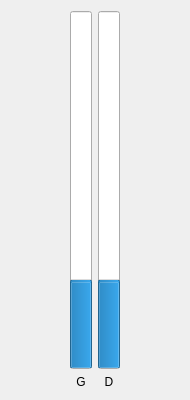
Qt form src/saturationwidget.ui (cinemaouvert/OPP) before a commit.
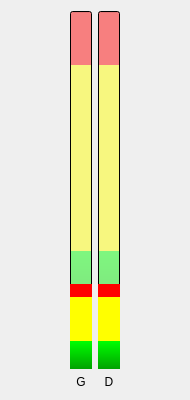
The same form after that commit.

The edit to the form file:
```diff
--- a/src/saturationwidget.ui
+++ b/src/saturationwidget.ui
@@ -13,6 +13,13 @@
   <property name="windowTitle">
    <string>Form</string>
   </property>
+  <property name="autoFillBackground">
+   <bool>true</bool>
+  </property>
+  <property name="styleSheet">
+   <string notr="true">QProgressBar{background:QLinearGradient(spread:pad, x1:1, y1:1, x2:1, y2:0, stop:0 rgba(0, 162, 0, 120), stop:0.33 rgba(0, 255, 0, 120), stop:0.330001 rgba(255, 255, 0, 120), stop:0.85 rgba(255, 255, 0, 120), stop:0.850001 rgba(255, 0, 0, 120));}
+QProgressBar::chunk{background-color:qlineargradient(spread:pad, x1:1, y1:1, x2:1, y2:0, stop:0 rgba(0, 162, 0, 255), stop:0.33 rgba(0, 255, 0, 255), stop:0.330001 rgba(255, 255, 0, 255), stop:0.85 rgba(255, 255, 0, 255), stop:0.850001 rgba(255, 0, 0, 255));}</string>
+  </property>
   <layout class="QVBoxLayout" name="verticalLayout">
    <item>
     <layout class="QHBoxLayout" name="horizontalLayout">
@@ -36,12 +43,6 @@
          <property name="enabled">
           <bool>true</bool>
          </property>
-         <property name="autoFillBackground">
-          <bool>true</bool>
-         </property>
-         <property name="styleSheet">
-          <string notr="true">color: qlineargradient(spread:pad, x1:0, y1:0, x2:1, y2:0, stop:0 rgba(0, 162, 0, 255), stop:0.3861 rgba(255, 255, 0, 255), stop:1 rgba(255, 0, 0, 255));</string>
-         </property>
          <property name="value">
           <number>24</number>
          </property>
```
